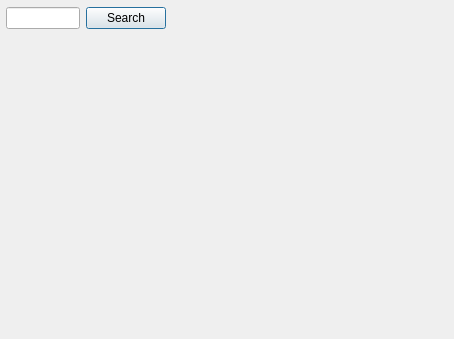
Qt form Gui-Vln-2016/connectiontable.ui (ivark16/Vln-2016) before a commit.
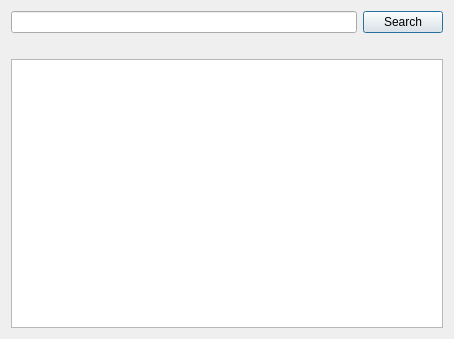
The same form after that commit.

What changed in the file:
```diff
--- a/Gui-Vln-2016/connectiontable.ui
+++ b/Gui-Vln-2016/connectiontable.ui
@@ -13,28 +13,8 @@
   <property name="windowTitle">
    <string>Dialog</string>
   </property>
-  <widget class="QLabel" name="labelPixMap">
-   <property name="geometry">
-    <rect>
-     <x>30</x>
-     <y>60</y>
-     <width>351</width>
-     <height>241</height>
-    </rect>
-   </property>
-   <property name="text">
-    <string/>
-   </property>
-  </widget>
-  <widget class="QWidget" name="horizontalLayoutWidget">
-   <property name="geometry">
-    <rect>
-     <x>6</x>
-     <y>6</y>
-     <width>160</width>
-     <height>24</height>
-    </rect>
-   </property>
+  <layout class="QVBoxLayout" name="verticalLayout">
+   <item>
    <layout class="QHBoxLayout" name="horizontalLayout">
     <item>
      <widget class="QLineEdit" name="lineEditAdvancedSearch"/>
@@ -47,7 +27,18 @@
      </widget>
     </item>
    </layout>
-  </widget>
+   </item>
+   <item>
+    <widget class="QLabel" name="labelPixMap">
+     <property name="text">
+      <string/>
+     </property>
+    </widget>
+   </item>
+   <item>
+    <widget class="QTextBrowser" name="textBrowserAdvancedSearch"/>
+   </item>
+  </layout>
  </widget>
  <resources/>
  <connections/>
```
Lines whose indentation alone changed are shown as unchanged.
